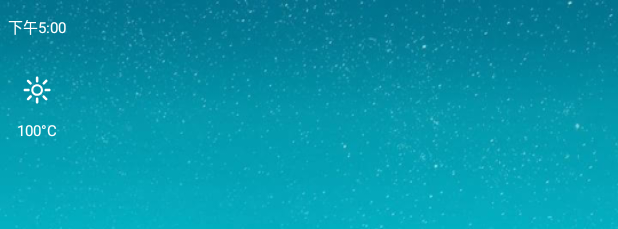
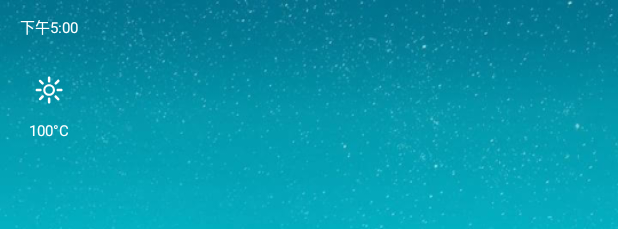
Before and after one commit to objectyan/WeatherBaby, an Android app: the layout fragment_weather_timeline_item.xml on its own in the app's theme, with its tools: preview values and no code run, on a phone screen of 412 x 824 dp. Shown: the top 229 px of the screen. Run offline under Robolectric (Android 15) with nearby library versions, the phone set to English and light mode, and no system bars.

Commit message:
修改时间段显示时间

```diff
--- a/app/src/main/res/layout/fragment_weather_timeline_item.xml
+++ b/app/src/main/res/layout/fragment_weather_timeline_item.xml
@@ -6,7 +6,7 @@
 
     <LinearLayout xmlns:android="http://schemas.android.com/apk/res/android"
         xmlns:app="http://schemas.android.com/apk/res-auto"
-        android:layout_width="50dp"
+        android:layout_width="65dp"
         android:layout_height="wrap_content"
         android:gravity="center"
         android:orientation="vertical"
```
